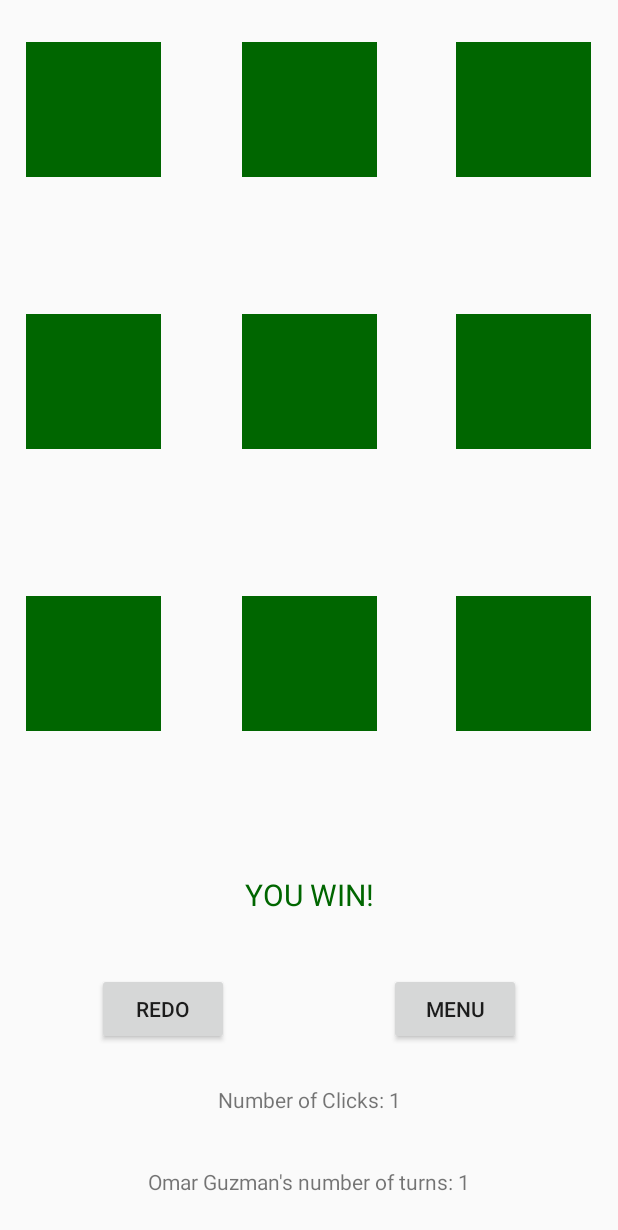
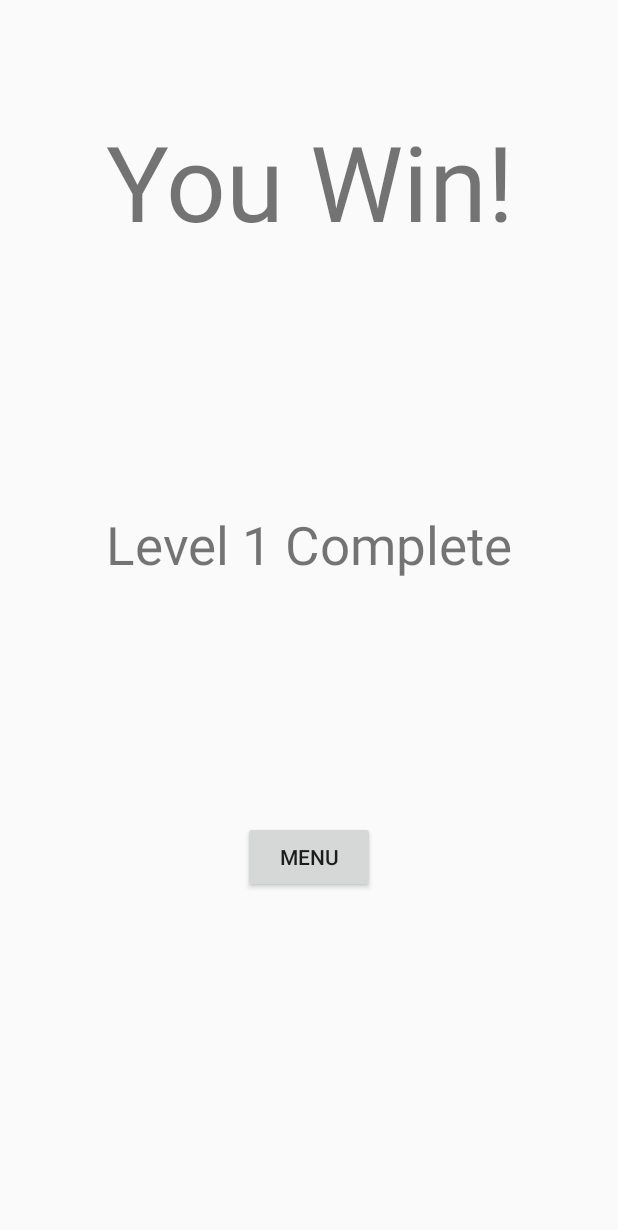
Before and after one commit to OmarGuz5/Green, an Android app: the MainActivity screen opened directly, with no data from a screen before it, after a tap on an icon or button, on a phone screen of 412 x 824 dp. Shown: the top 1230 px of the screen. Run offline under Robolectric (Android 15) with nearby library versions, the phone set to English and light mode, and no system bars.

Commit message:
Version 1.2 Updated Game Layout

```diff
--- a/app/src/main/java/code/app/omarg/green/LevelCompleteActivity.java
+++ b/app/src/main/java/code/app/omarg/green/LevelCompleteActivity.java
@@ -1,7 +1,10 @@
 package code.app.omarg.green;
 
+import android.content.Intent;
 import android.support.v7.app.AppCompatActivity;
 import android.os.Bundle;
+import android.view.View;
+import android.widget.TextView;
 
 import code.app.omarg.green.R;
 
@@ -11,5 +14,32 @@ public class LevelCompleteActivity extends AppCompatActivity {
     protected void onCreate(Bundle savedInstanceState) {
         super.onCreate(savedInstanceState);
         setContentView(R.layout.activity_level_complete);
+        TextView textview = findViewById(R.id.lvlComplete);
+
+        int lvl = getLvl();
+        String text = "Level " + lvl + " Complete";
+        textview.setText(text);
+
+        if(lvl==10) {
+            //write stay tuned
+            textview.setText("Stay tuned for more levels in the neat future!");
+        }
+
+    }
+
+    private int getLvl() {
+        Bundle extras = getIntent().getExtras();
+        if (extras != null) {
+            return extras.getInt("lvl");
+        }
+        else return 0;
+    }
+
+
+    public void menuButton(View view) {
+        Intent intent = new Intent(getApplicationContext(),GameMenuActivity.class);
+        intent.putExtra("lvl",getLvl());
+        startActivity(intent);
+
     }
 }
--- a/app/src/main/java/code/app/omarg/green/MainActivity.java
+++ b/app/src/main/java/code/app/omarg/green/MainActivity.java
@@ -2,6 +2,7 @@ package code.app.omarg.green;
 
 
 import android.content.Intent;
+import android.os.Handler;
 import android.support.v7.app.AppCompatActivity;
 import android.os.Bundle;
 import android.view.View;
@@ -77,9 +78,6 @@ public class MainActivity extends AppCompatActivity {
 
     private void won() {
         if(allGreen()) {
-            String text = "YOU WIN!";
-            won.setText(text);
-            won.setTextColor(0xFF006600);
             b1.setEnabled(false);
             b2.setEnabled(false);
             b3.setEnabled(false);
@@ -89,6 +87,16 @@ public class MainActivity extends AppCompatActivity {
             b7.setEnabled(false);
             b8.setEnabled(false);
             b9.setEnabled(false);
+            new Handler().postDelayed(new Runnable() {
+                @Override
+                public void run() {
+                    Intent intent = new Intent(getApplicationContext(),LevelCompleteActivity.class);
+                    intent.putExtra("lvl",lvl);
+                    startActivity(intent);
+                }
+            }, 200);
+
+
         }
     }
 
--- a/app/src/main/res/layout/activity_level_complete.xml
+++ b/app/src/main/res/layout/activity_level_complete.xml
@@ -4,9 +4,45 @@
     xmlns:tools="http://schemas.android.com/tools"
     android:layout_width="match_parent"
     android:layout_height="match_parent"
-    tools:context="com.example.omarg.green.code.example.omarg.green.LevelCompleteActivity">
+    tools:context="code.app.omarg.green.LevelCompleteActivity">
 
 
+    <TextView
+        android:id="@+id/youWin"
+        android:layout_width="330dp"
+        android:layout_height="210dp"
+        android:text="You Win!"
+        android:textAlignment="center"
+        android:textSize="70dp"
+        app:layout_constraintBottom_toBottomOf="parent"
+        app:layout_constraintLeft_toLeftOf="parent"
+        app:layout_constraintRight_toRightOf="parent"
+        app:layout_constraintTop_toTopOf="parent"
+        app:layout_constraintVertical_bias="0.12" />
+
+    <Button
+        android:id="@+id/button"
+        android:layout_width="wrap_content"
+        android:layout_height="wrap_content"
+        android:onClick="menuButton"
+        android:text="MENU"
+        app:layout_constraintBottom_toBottomOf="parent"
+        app:layout_constraintLeft_toLeftOf="parent"
+        app:layout_constraintRight_toRightOf="parent"
+        app:layout_constraintTop_toTopOf="parent"
+        app:layout_constraintVertical_bias="0.705" />
+
+    <TextView
+        android:id="@+id/lvlComplete"
+        android:layout_width="343dp"
+        android:layout_height="146dp"
+        android:text="Level Complete"
+        android:textSize="35dp"
+        android:textAlignment="center"
+        app:layout_constraintBottom_toBottomOf="parent"
+        app:layout_constraintLeft_toLeftOf="parent"
+        app:layout_constraintRight_toRightOf="parent"
+        app:layout_constraintTop_toTopOf="parent" />
 
 
 </android.support.constraint.ConstraintLayout>
```
Also changed, not shown: app/src/main/java/code/app/omarg/green/GameMenuActivity.java (+58 -1 lines), app/src/main/res/layout/activity_game_menu.xml (+17 -8 lines).
